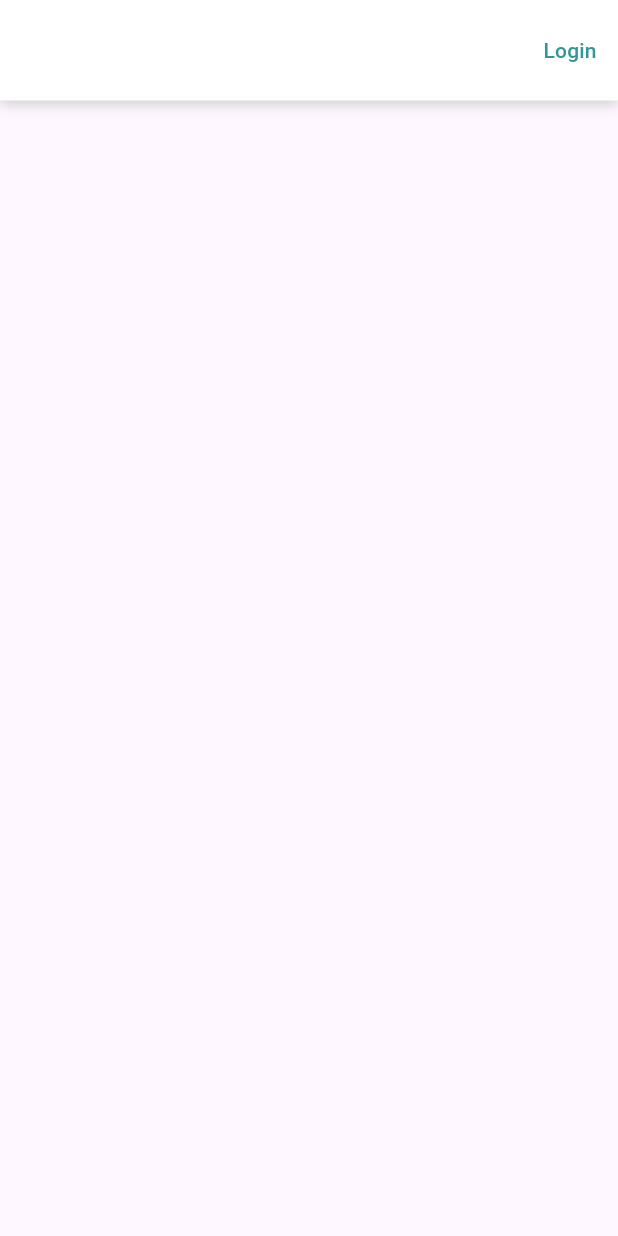
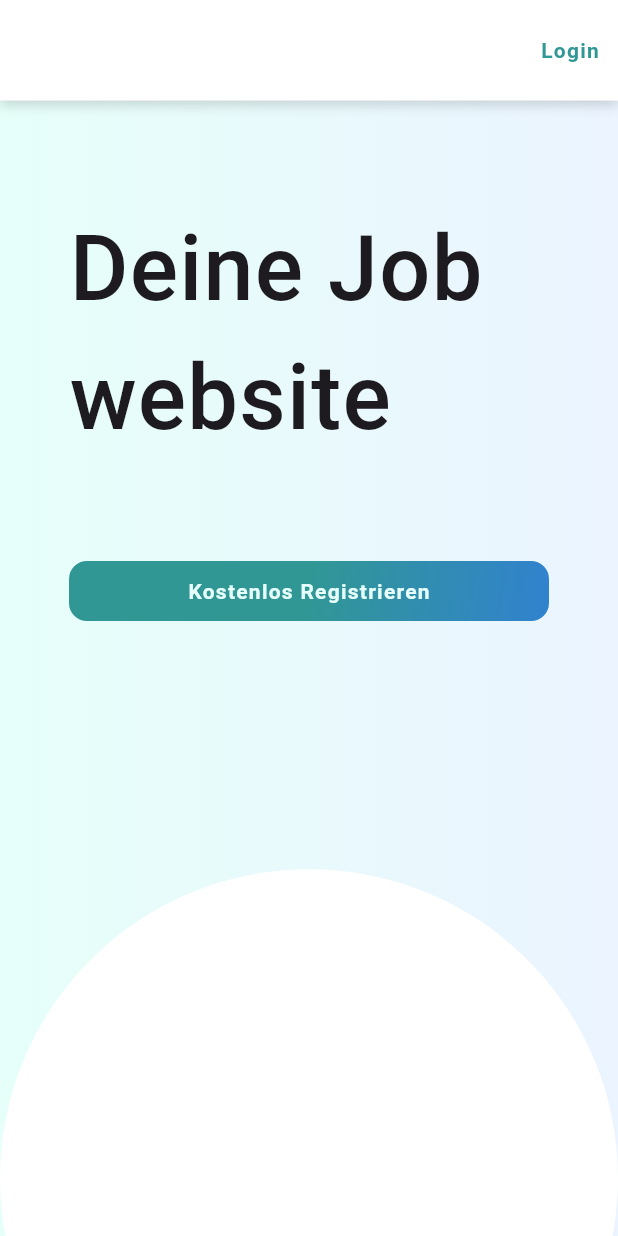
Before and after one commit to nextsimo/tomisha_test, a Flutter app: the screen it shows after launch, on a phone screen of 412 x 824 dp. Run offline on Flutter 3.47's test engine with Material 3 defaults, Android fonts, the phone set to English and light mode, and no system bars.

Commit message:
Update imports and styles in app_routes.dart and app_text.dart

```diff
--- a/lib/app/app_routes.dart
+++ b/lib/app/app_routes.dart
@@ -1,4 +1,4 @@
-import 'package:tomisha_test/pages/home_page.dart';
+import 'package:tomisha_test/pages/home/home_page.dart';
 
 class AppRoutes {
   static const String home = '/home';
--- /dev/null
+++ b/lib/pages/home/home_header.dart
@@ -0,0 +1,51 @@
+import 'package:flutter/material.dart';
+import 'package:tomisha_test/widgets/app_text.dart';
+import 'package:tomisha_test/widgets/register_button.dart';
+
+class HomeHeader extends StatelessWidget {
+  const HomeHeader({super.key});
+
+  @override
+  Widget build(BuildContext context) {
+    return Container(
+      padding: const EdgeInsets.symmetric(vertical: 70),
+      decoration: const BoxDecoration(
+        gradient: LinearGradient(
+          begin: Alignment(1.02, 0),
+          end: Alignment(-1.02, 0),
+          colors: [Color(0xFFEBF4FF), Color(0xFFE6FFF9)],
+        ),
+      ),
+      width: double.infinity,
+      child: Wrap(
+        spacing: 144,
+        runSpacing: 144,
+        alignment: WrapAlignment.center,
+        children: [
+          const Column(
+            children: [
+              SizedBox(
+                width: 320,
+                child: AppText(
+                  text: 'Deine Job website',
+                  fontSize: 60,
+                  fontWeight: FontWeight.w500,
+                ),
+              ),
+              SizedBox(height: 65),
+              RegisterButton(),
+            ],
+          ),
+          Container(
+            width: 455,
+            height: 455,
+            decoration: const BoxDecoration(
+              color: Colors.white,
+              shape: BoxShape.circle,
+            ),
+          ),
+        ],
+      ),
+    );
+  }
+}
--- a/lib/pages/home_page.dart
+++ b/lib/pages/home/home_page.dart
@@ -1,4 +1,5 @@
 import 'package:flutter/material.dart';
+import 'package:tomisha_test/pages/home/home_header.dart';
 import 'package:tomisha_test/widgets/custom_app_bar.dart';
 import 'package:tomisha_test/widgets/login_text_button.dart';
 
@@ -11,6 +12,13 @@ class HomePage extends StatelessWidget {
       appBar: CustomAppbar(
         actions: [LoginTextButton()],
       ),
+      body: SingleChildScrollView(
+        child: Column(
+          children: [
+            HomeHeader(),
+          ],
+        ),
+      ),
     );
   }
 }
--- a/lib/widgets/app_text.dart
+++ b/lib/widgets/app_text.dart
@@ -14,10 +14,11 @@ class AppText extends StatelessWidget {
   Widget build(BuildContext context) {
     return Text(
       text,
-      style: style?.copyWith(
-        color: color,
+      style: style ?? TextStyle(
+        color: color ,
         fontSize: fontSize,
-        fontWeight: fontWeight,
+        fontWeight: fontWeight ,
+        letterSpacing: 0.84
       ),
     );
   }
--- /dev/null
+++ b/lib/widgets/register_button.dart
@@ -0,0 +1,33 @@
+import 'package:flutter/material.dart';
+import 'package:tomisha_test/widgets/app_text.dart';
+
+class RegisterButton extends StatelessWidget {
+  const RegisterButton({super.key});
+
+  @override
+  Widget build(BuildContext context) {
+    return Container(
+      width: 320,
+      height: 40,
+      decoration: const BoxDecoration(
+        borderRadius: BorderRadius.all(Radius.circular(12)),
+        gradient: LinearGradient(
+          begin: Alignment(0, 0),
+          end: Alignment(1, 1),
+          colors: [Color(0xFF319795), Color(0xFF3182CE)],
+        ),
+      ),
+      child: TextButton(
+        onPressed: () {
+          Navigator.pushNamed(context, '/register');
+        },
+        child: const AppText(
+          text: 'Kostenlos Registrieren',
+          fontSize: 14,
+          fontWeight: FontWeight.w600,
+          color: Color(0xFFE6FFFA),
+        ),
+      ),
+    );
+  }
+}
```
